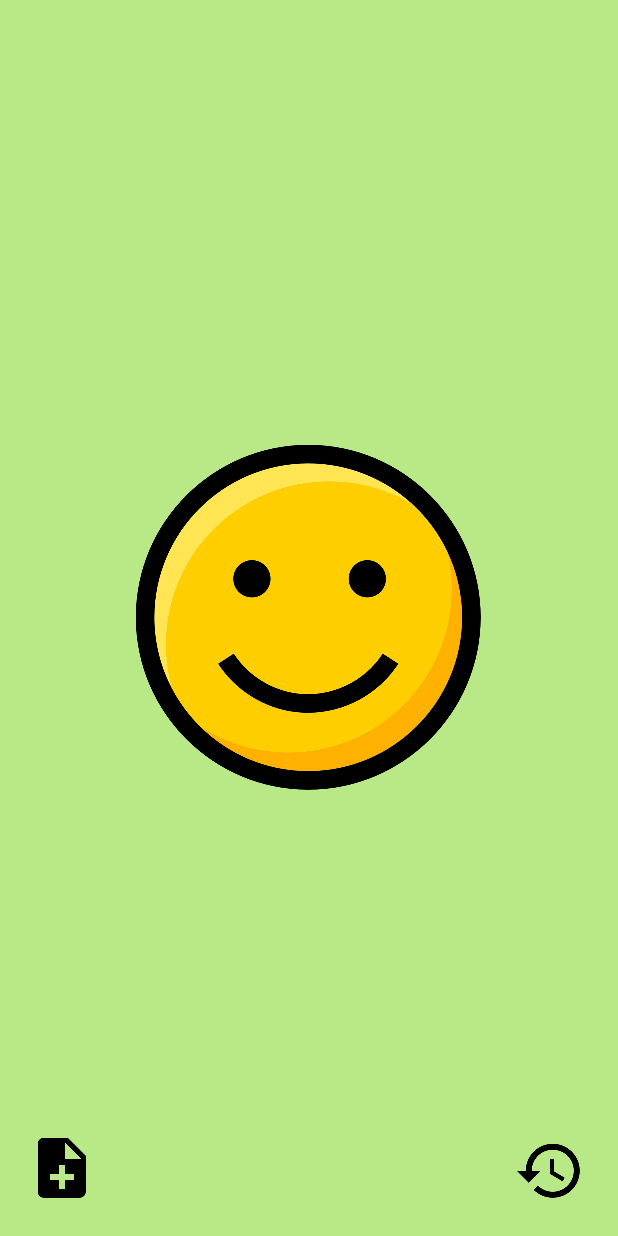
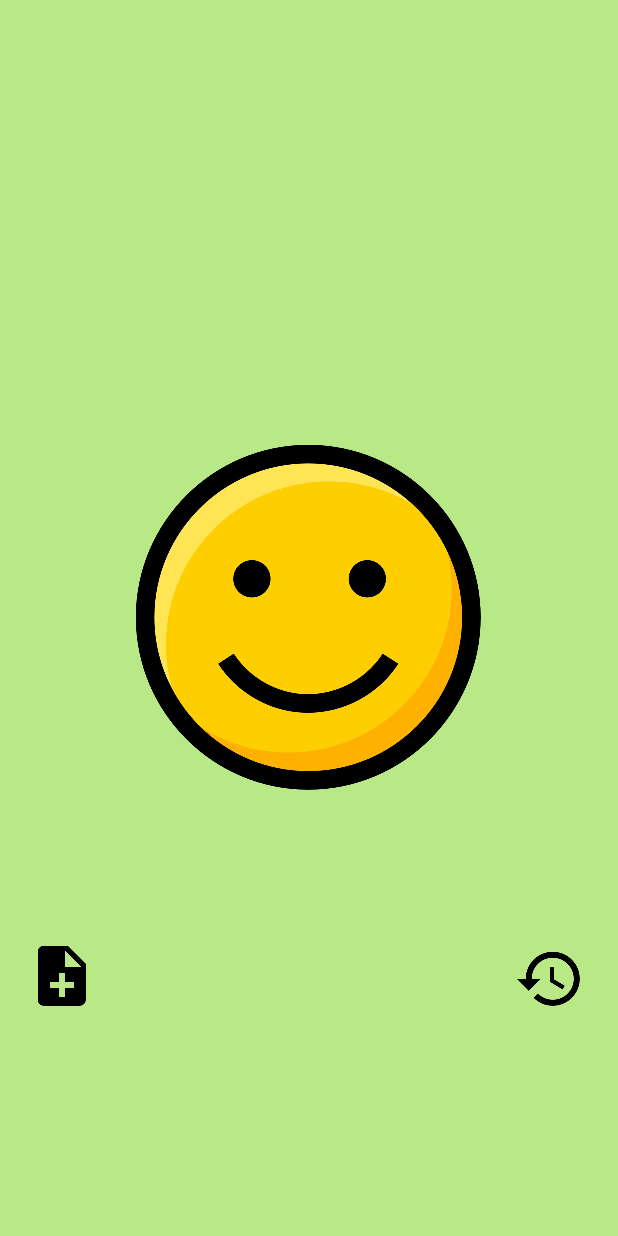
Before and after one commit to Th034S/moodTracker, an Android app: the screen it shows after launch (MainActivity), on a phone screen of 412 x 824 dp. Run offline under Robolectric (Android 15) with nearby library versions, the phone set to English and light mode, and no system bars.

Commit message:
Add a constraint layout for the 2 buttons, and try to make working the method onClick on these buttons

```diff
--- a/app/src/main/java/com/thomas/siadous/moodtracker/controller/HistoryActivity.java
+++ b/app/src/main/java/com/thomas/siadous/moodtracker/controller/HistoryActivity.java
@@ -2,6 +2,7 @@ package com.thomas.siadous.moodtracker.controller;
 
 import android.support.v7.app.AppCompatActivity;
 import android.os.Bundle;
+import android.view.View;
 
 
 import com.thomas.siadous.moodtracker.R;
@@ -13,4 +14,6 @@ public class HistoryActivity extends AppCompatActivity {
         super.onCreate(savedInstanceState);
         setContentView(R.layout.activity_history);
     }
+
+
 }
--- a/app/src/main/java/com/thomas/siadous/moodtracker/controller/MainActivity.java
+++ b/app/src/main/java/com/thomas/siadous/moodtracker/controller/MainActivity.java
@@ -1,16 +1,13 @@
 package com.thomas.siadous.moodtracker.controller;
 
-import android.content.DialogInterface;
 import android.content.Intent;
-import android.graphics.PorterDuff;
-import android.media.Image;
+import android.gesture.GestureOverlayView;
 import android.support.v7.app.AppCompatActivity;
 import android.os.Bundle;
-import android.util.Log;
+import android.view.GestureDetector;
+import android.view.GestureDetector.SimpleOnGestureListener;
 import android.view.MotionEvent;
 import android.view.View;
-import android.view.View.OnClickListener;
-import android.widget.Button;
 import android.widget.ImageButton;
 import android.widget.ImageView;
 import android.widget.Toast;
@@ -18,9 +15,8 @@ import com.thomas.siadous.moodtracker.R;
 import java.util.ArrayList;
 
 
-
 // MainActivity class, first activity launched
-public class MainActivity extends AppCompatActivity { //implements OnClickListener
+public class MainActivity extends AppCompatActivity  {
 
     private SwipeGestureDetector gestureDetector;
     ImageView imageViewBackground;
@@ -41,10 +37,11 @@ public class MainActivity extends AppCompatActivity { //implements OnClickListen
         // reference the elements of layout
         imageViewBackground = findViewById(R.id.imageView_background);
         imageViewSmiley = findViewById(R.id.imageView_happy);
-        imageButtonHistory =  findViewById(R.id.imageButton_history);
+        imageButtonHistory = findViewById(R.id.imageButton_history);
         imageButtonComments = findViewById(R.id.imageButton_comments);
 
         gestureDetector = new SwipeGestureDetector(this);
+
 
         //add smiley images and background to the ArrayList
         imageList.add(0, R.drawable.smiley_super_happy);
@@ -59,34 +56,28 @@ public class MainActivity extends AppCompatActivity { //implements OnClickListen
         imageList.add(9, R.color.faded_red);
 
 
-    //    imageButtonHistory.setOnClickListener(this);
-
         // Launch a new activity when click on imageButtonHistory
         imageButtonHistory.setOnClickListener(new View.OnClickListener() {
             @Override
             public void onClick(View view) {
-                //User clicked the button
-
-                String message = "Clicked";
-                Toast.makeText(MainActivity.this, message, Toast.LENGTH_SHORT).show();
-
                 Intent historyActivityIntent = new Intent(MainActivity.this, HistoryActivity.class);
                 startActivity(historyActivityIntent);
             }
         });
 
+
     }
 
         @Override
-    public boolean dispatchTouchEvent (MotionEvent event) {
+        public boolean dispatchTouchEvent (MotionEvent event){
             return gestureDetector.onTouchEvent(event);
         }
 
-    public void onSwipe(SwipeGestureDetector.SwipeDirection direction) {
+        public void onSwipe (SwipeGestureDetector.SwipeDirection direction){
             // String message = ""; // FOR TEST
             switch (direction) {
                 case TOP_TO_BOTTOM:
-                if(levelOfMood <= 4 && levelOfMood > 0) {
+                    if (levelOfMood <= 4 && levelOfMood > 0) {
                         levelOfMood--;
                         // message = "Top to Bottom swipe"; // FOR TEST
                         if (levelOfMood == 4) {
@@ -109,7 +100,7 @@ public class MainActivity extends AppCompatActivity { //implements OnClickListen
                     break;
 
                 case BOTTOM_TO_TOP:
-                if(levelOfMood < 4 && levelOfMood >= 0) {
+                    if (levelOfMood < 4 && levelOfMood >= 0) {
                         levelOfMood++;
                         // message = "Bottom to Top swipe"; // FOR TEST
                         if (levelOfMood == 4) {
@@ -135,6 +126,8 @@ public class MainActivity extends AppCompatActivity { //implements OnClickListen
         }
 
 
+
+
   /*  @Override
    public void onClick(View view) {
        String message = "Clicked";
--- a/app/src/main/java/com/thomas/siadous/moodtracker/controller/SwipeGestureDetector.java
+++ b/app/src/main/java/com/thomas/siadous/moodtracker/controller/SwipeGestureDetector.java
@@ -4,7 +4,7 @@ import android.util.Log;
 import android.view.GestureDetector;
 import android.view.MotionEvent;
 
-public class SwipeGestureDetector extends GestureDetector {
+public class SwipeGestureDetector extends GestureDetector  {
 
     private final static int DELTA_MIN = 50;
 
@@ -34,6 +34,8 @@ public class SwipeGestureDetector extends GestureDetector {
         });
 
     }
+
+
     public enum SwipeDirection {
         TOP_TO_BOTTOM, BOTTOM_TO_TOP
     }
--- a/app/src/main/res/layout/activity_history.xml
+++ b/app/src/main/res/layout/activity_history.xml
@@ -4,6 +4,7 @@
     xmlns:tools="http://schemas.android.com/tools"
     android:layout_width="match_parent"
     android:layout_height="match_parent"
+    android:background="@android:color/holo_blue_bright"
     tools:context=".controller.HistoryActivity">
 
 </android.support.constraint.ConstraintLayout>
--- a/app/src/main/res/layout/activity_main.xml
+++ b/app/src/main/res/layout/activity_main.xml
@@ -22,31 +22,43 @@
         android:contentDescription="@string/image_view_happy"
         android:src="@drawable/smiley_happy" />
 
+    <android.support.constraint.ConstraintLayout
+        android:layout_width="match_parent"
+        android:layout_height="match_parent">
+
         <ImageButton
             android:id="@+id/imageButton_comments"
             android:layout_width="wrap_content"
             android:layout_height="wrap_content"
             android:layout_alignParentBottom="true"
             android:layout_alignParentStart="true"
-        android:layout_alignStart="@+id/imageView_happy"
             android:layout_marginBottom="25dp"
             android:layout_marginStart="25dp"
+            android:layout_marginTop="502dp"
             android:background="@android:color/transparent"
             android:contentDescription="@string/image_view_comments"
+            app:layout_constrainedHeight="false"
+            app:layout_constraintBottom_toBottomOf="parent"
+            app:layout_constraintStart_toStartOf="parent"
+            app:layout_constraintTop_toTopOf="parent"
             app:srcCompat="@drawable/ic_note_add_black" />
 
         <ImageButton
             android:id="@+id/imageButton_history"
             android:layout_width="wrap_content"
             android:layout_height="wrap_content"
-        android:layout_alignEnd="@id/imageView_happy"
             android:layout_alignParentBottom="true"
             android:layout_alignParentEnd="true"
             android:layout_marginBottom="25dp"
             android:layout_marginEnd="25dp"
+            android:layout_marginTop="506dp"
             android:background="@android:color/transparent"
             android:contentDescription="@string/image_view_history"
+            app:layout_constraintBottom_toBottomOf="parent"
+            app:layout_constraintEnd_toEndOf="parent"
+            app:layout_constraintTop_toTopOf="parent"
             app:srcCompat="@drawable/ic_history_black" />
+    </android.support.constraint.ConstraintLayout>
 
 
 </RelativeLayout>
```
Lines whose indentation alone changed are shown as unchanged.
